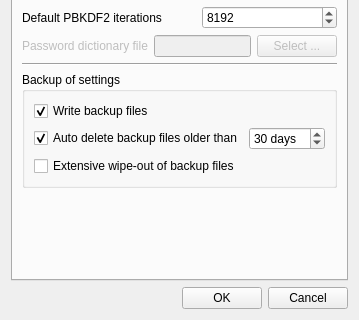
Before: the Qt Designer form Qt-SESAM/optionsdialog.ui in 607011/Qt-SESAM, drawn with Qt 5; both pictures show x 0 to 359 and y 156 to 476 of the 359 by 476 pixel window.
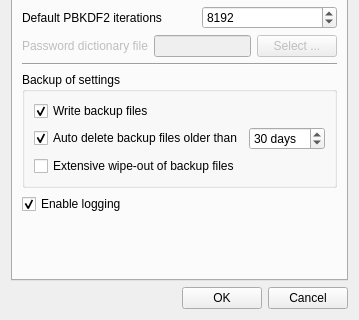
After: the same form once the commit is applied. The open tabs and pages were chosen to show the change.

Commit message: Added option to enable/disable logging.

Patch:
```diff
--- a/Qt-SESAM/optionsdialog.ui
+++ b/Qt-SESAM/optionsdialog.ui
@@ -501,6 +501,16 @@
          </layout>
         </widget>
        </item>
+       <item>
+        <widget class="QCheckBox" name="enabledLoggingCheckBox">
+         <property name="text">
+          <string>Enable logging</string>
+         </property>
+         <property name="checked">
+          <bool>true</bool>
+         </property>
+        </widget>
+       </item>
        <item>
         <spacer name="verticalSpacer_2">
          <property name="orientation">
```
Left out of the diff: 2 changed lines with no effect on the pictures. The commit also changes 2 other files.
